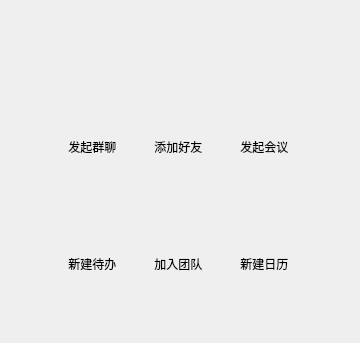
First picture: the form in menuadddialog.ui, repository WangQuanLiu/WeCloud, before the edit.
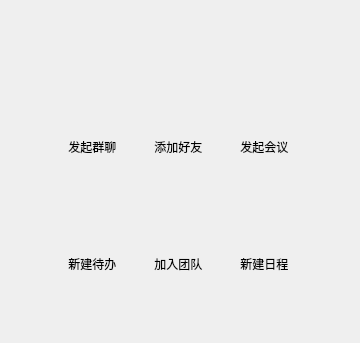
Second picture: the form after the edit.

```diff
--- a/menuadddialog.ui
+++ b/menuadddialog.ui
@@ -357,7 +357,7 @@
          </size>
         </property>
         <property name="text">
-         <string> 新建日历</string>
+         <string> 新建日程</string>
         </property>
        </widget>
       </item>
```
